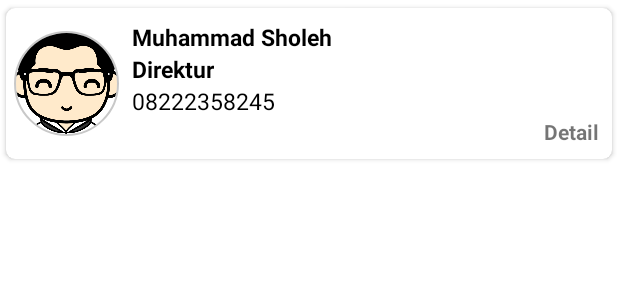
After one commit to argassholeh/emsam, an Android app: the layout custom_karyawan.xml on its own in the app's theme, with its tools: preview values and no code run, on a phone screen of 412 x 824 dp. The commit adds this screen. Shown: the top 300 px of the screen. Run offline under Robolectric (Android 15) with nearby library versions, the phone set to English and light mode, and no system bars.

Commit message:
fungsi tampil semua karyawan

```diff
--- a/app/build.gradle
+++ b/app/build.gradle
@@ -38,9 +38,9 @@ dependencies {
 
     implementation 'de.hdodenhof:circleimageview:2.2.0'
     // retrofit, gson, logging
-    implementation 'com.google.code.gson:gson:2.8.5'
-    implementation 'com.squareup.retrofit2:retrofit:2.0.2'
-    implementation 'com.squareup.retrofit2:converter-gson:2.0.2'
+    implementation 'com.google.code.gson:gson:2.8.6'
+    implementation 'com.squareup.retrofit2:retrofit:2.3.0'
+    implementation 'com.squareup.retrofit2:converter-gson:2.3.0'
     implementation 'com.squareup.okhttp3:logging-interceptor:3.4.1'
     implementation 'com.squareup.okhttp3:okhttp:3.10.0'
     implementation 'com.github.TutorialsAndroid:KAlertDialog:v14.0.19'
--- a/app/src/main/java/com/sholeh/emsam/Api/BaseApiService.java
+++ b/app/src/main/java/com/sholeh/emsam/Api/BaseApiService.java
@@ -1,5 +1,7 @@
 package com.sholeh.emsam.Api;
 
+
+import com.sholeh.emsam.Model.ResponseKaryawan;
 
 import okhttp3.ResponseBody;
 import retrofit2.Call;
@@ -13,4 +15,7 @@ public interface BaseApiService {
     @POST("login.php")
     Call<ResponseBody> loginRequest(@Field("username") String username,
                                     @Field("password") String password);
+
+    @GET("tampil-karyawan.php")
+    Call<ResponseKaryawan> getKaryawan();
 }
--- /dev/null
+++ b/app/src/main/res/layout/custom_karyawan.xml
@@ -0,0 +1,96 @@
+<?xml version="1.0" encoding="utf-8"?>
+<androidx.cardview.widget.CardView xmlns:android="http://schemas.android.com/apk/res/android"
+    xmlns:app="http://schemas.android.com/apk/res-auto"
+    android:id="@+id/card_karyawan"
+    android:layout_width="match_parent"
+    android:layout_height="wrap_content"
+    app:cardCornerRadius="6dp"
+    app:cardElevation="2dp"
+    app:cardUseCompatPadding="true">
+
+    <LinearLayout
+        android:layout_width="match_parent"
+        android:layout_height="wrap_content"
+        android:orientation="horizontal">
+
+        <de.hdodenhof.circleimageview.CircleImageView
+            android:id="@+id/imgp"
+            android:layout_width="70dp"
+            android:layout_height="match_parent"
+            android:layout_marginLeft="5dp"
+            android:layout_marginTop="5dp"
+            android:layout_marginBottom="5dp"
+            android:src="@drawable/iconuser"
+            app:civ_border_color="@color/cardview_shadow_start_color"
+            app:civ_border_width="1dp" />
+
+
+        <ImageView
+            android:id="@+id/imgkerusakan"
+            android:layout_width="55sp"
+            android:layout_height="55sp"
+            android:layout_gravity="center"
+            android:layout_marginLeft="7dp"
+            android:visibility="gone" />
+
+        <LinearLayout
+            android:layout_width="match_parent"
+            android:layout_height="wrap_content"
+            android:layout_margin="5dp"
+            android:orientation="vertical"
+            android:padding="3dp">
+
+            <TextView
+                android:id="@+id/tv_iduserp"
+                android:layout_width="wrap_content"
+                android:layout_height="wrap_content"
+                android:text="16010210"
+                android:textStyle="bold"
+                android:visibility="gone" />
+
+            <TextView
+                android:id="@+id/tv_namap"
+                android:layout_width="wrap_content"
+                android:layout_height="wrap_content"
+                android:text="Muhammad Sholeh"
+                android:textColor="@color/black"
+                android:textSize="15sp"
+                android:textStyle="bold"
+
+                />
+
+            <TextView
+                android:id="@+id/tv_jabatan"
+                android:layout_width="wrap_content"
+                android:layout_height="wrap_content"
+                android:text="Direktur"
+                android:textColor="@color/black"
+                android:textSize="15sp"
+                android:textStyle="bold" />
+
+            <LinearLayout
+                android:layout_width="match_parent"
+                android:layout_height="wrap_content"
+                android:orientation="horizontal">
+
+                <TextView
+                    android:id="@+id/tv_nohp"
+                    android:layout_width="wrap_content"
+                    android:layout_height="wrap_content"
+                    android:layout_weight="1"
+                    android:text="08222358245"
+                    android:textColor="@color/black"
+                    android:textSize="15sp" />
+
+            </LinearLayout>
+
+            <TextView
+                android:id="@+id/tv_tanggalp"
+                android:layout_width="wrap_content"
+                android:layout_height="wrap_content"
+                android:layout_gravity="right"
+                android:text="Detail"
+                android:textStyle="bold" />
+        </LinearLayout>
+    </LinearLayout>
+</androidx.cardview.widget.CardView>
--- a/app/src/main/res/layout/toolbar_fragment.xml
+++ b/app/src/main/res/layout/toolbar_fragment.xml
@@ -7,7 +7,7 @@
 
 
     <ImageView
-        android:id="@+id/imgtoolbarF"
+        android:id="@+id/imgtoolbarFBack"
         android:layout_width="18dp"
         android:layout_height="18dp"
         android:src="@drawable/ic_back_arrow" />
@@ -17,7 +17,7 @@
         android:layout_height="wrap_content">
 
         <TextView
-            android:id="@+id/edit_txt"
+            android:id="@+id/tvx_title"
             android:layout_width="wrap_content"
             android:layout_height="wrap_content"
             android:textColorHint="@color/white"
```
Also changed, not shown: app/src/main/java/com/sholeh/emsam/Adapter/AdapterKaryawan.java (added, +93 -0 lines), app/src/main/java/com/sholeh/emsam/Model/ItemKaryawan.java (added, +239 -0 lines), app/src/main/java/com/sholeh/emsam/Model/ResponseKaryawan.java (added, +41 -0 lines), app/src/main/java/com/sholeh/emsam/mfragment/HomeFrgament.java (+90 -1 lines), app/src/main/res/layout/fragment_home.xml (+34 -3 lines), app/src/main/res/drawable/iconuser.png (added).
